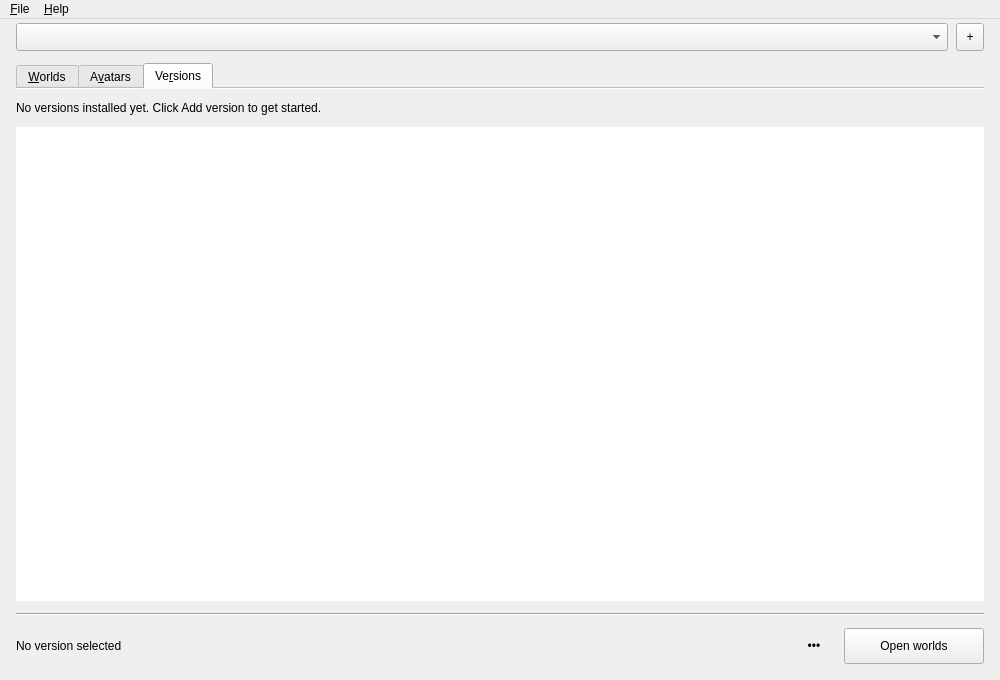
This is mainwindow.ui in imlildud/openkogama-linux as Qt 5 draws it before an edit. The edited form follows.
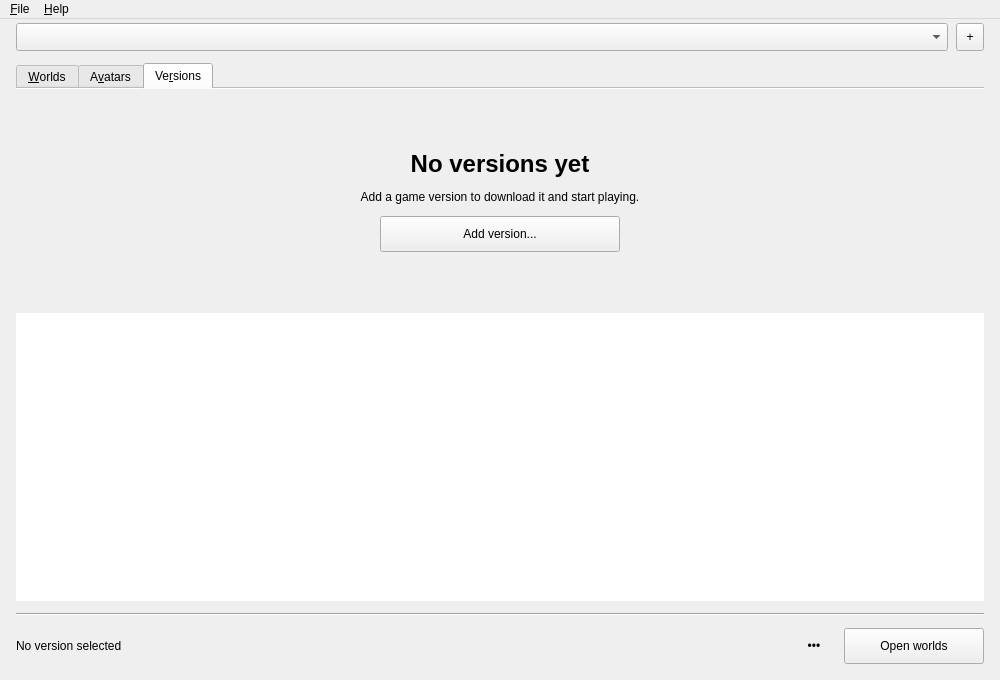
This is the edited form. The open tabs and pages were chosen to show the change.

Commit message: empty versions tab centered like the worlds tab, with a title, a short description and an add version button

Patch:
```diff
--- a/mainwindow.ui
+++ b/mainwindow.ui
@@ -276,16 +276,92 @@
          <number>12</number>
         </property>
         <item>
-         <widget class="QLabel" name="noVersionsLabel">
-          <property name="text">
-           <string>No versions installed yet. Click Add version to get started.</string>
-          </property>
-          <property name="wordWrap">
-           <bool>true</bool>
-          </property>
-          <property name="textFormat">
-           <enum>Qt::PlainText</enum>
-          </property>
+         <widget class="QWidget" name="noVersionsPage">
+          <layout class="QVBoxLayout" name="noVersionsLayout">
+           <property name="spacing">
+            <number>12</number>
+           </property>
+           <item>
+            <spacer name="noVersionsTopSpacer">
+             <property name="orientation">
+              <enum>Qt::Vertical</enum>
+             </property>
+             <property name="sizeHint">
+              <size>
+               <width>20</width>
+               <height>40</height>
+              </size>
+             </property>
+            </spacer>
+           </item>
+           <item>
+            <widget class="QLabel" name="noVersionsTitle">
+             <property name="text">
+              <string>No versions yet</string>
+             </property>
+             <property name="wordWrap">
+              <bool>true</bool>
+             </property>
+             <property name="textFormat">
+              <enum>Qt::PlainText</enum>
+             </property>
+             <property name="font">
+              <font>
+               <pointsize>18</pointsize>
+               <bold>true</bold>
+              </font>
+             </property>
+             <property name="alignment">
+              <set>Qt::AlignCenter</set>
+             </property>
+            </widget>
+           </item>
+           <item>
+            <widget class="QLabel" name="noVersionsDescription">
+             <property name="text">
+              <string>Add a game version to download it and start playing.</string>
+             </property>
+             <property name="wordWrap">
+              <bool>true</bool>
+             </property>
+             <property name="textFormat">
+              <enum>Qt::PlainText</enum>
+             </property>
+             <property name="alignment">
+              <set>Qt::AlignCenter</set>
+             </property>
+            </widget>
+           </item>
+           <item alignment="Qt::AlignHCenter">
+            <widget class="QPushButton" name="noVersionsButton">
+             <property name="primary" stdset="0">
+              <bool>true</bool>
+             </property>
+             <property name="minimumSize">
+              <size>
+               <width>240</width>
+               <height>36</height>
+              </size>
+             </property>
+             <property name="text">
+              <string>Add version...</string>
+             </property>
+            </widget>
+           </item>
+           <item>
+            <spacer name="noVersionsBottomSpacer">
+             <property name="orientation">
+              <enum>Qt::Vertical</enum>
+             </property>
+             <property name="sizeHint">
+              <size>
+               <width>20</width>
+               <height>40</height>
+              </size>
+             </property>
+            </spacer>
+           </item>
+          </layout>
          </widget>
         </item>
         <item>
```
The commit also changes 2 other files.
